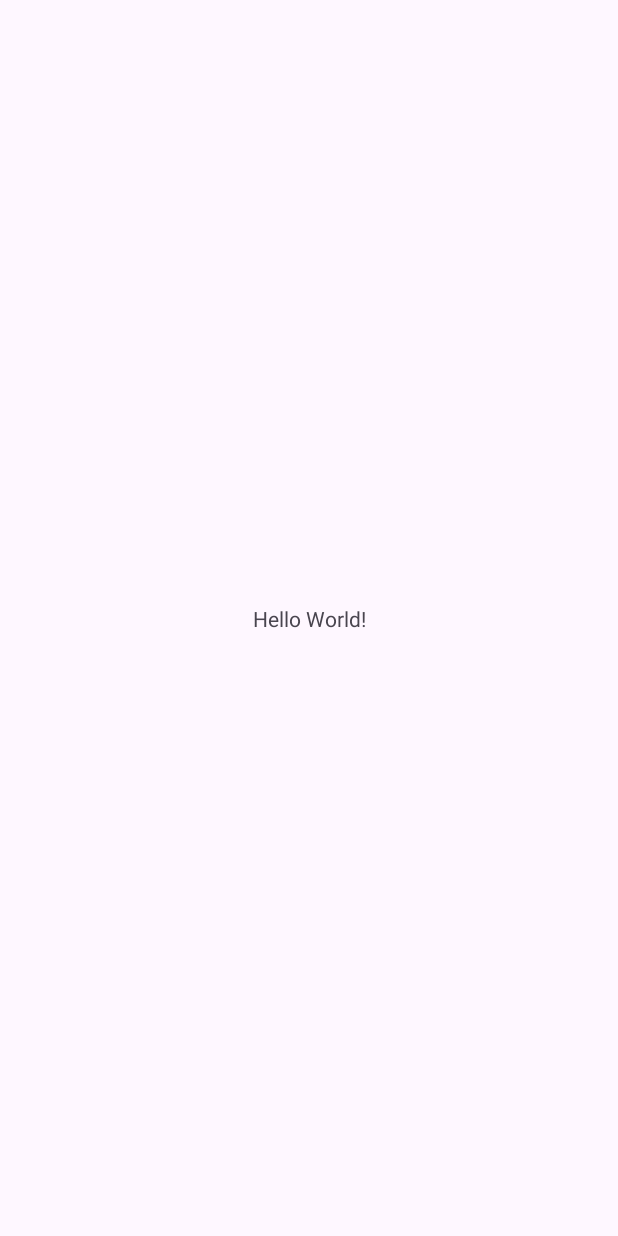
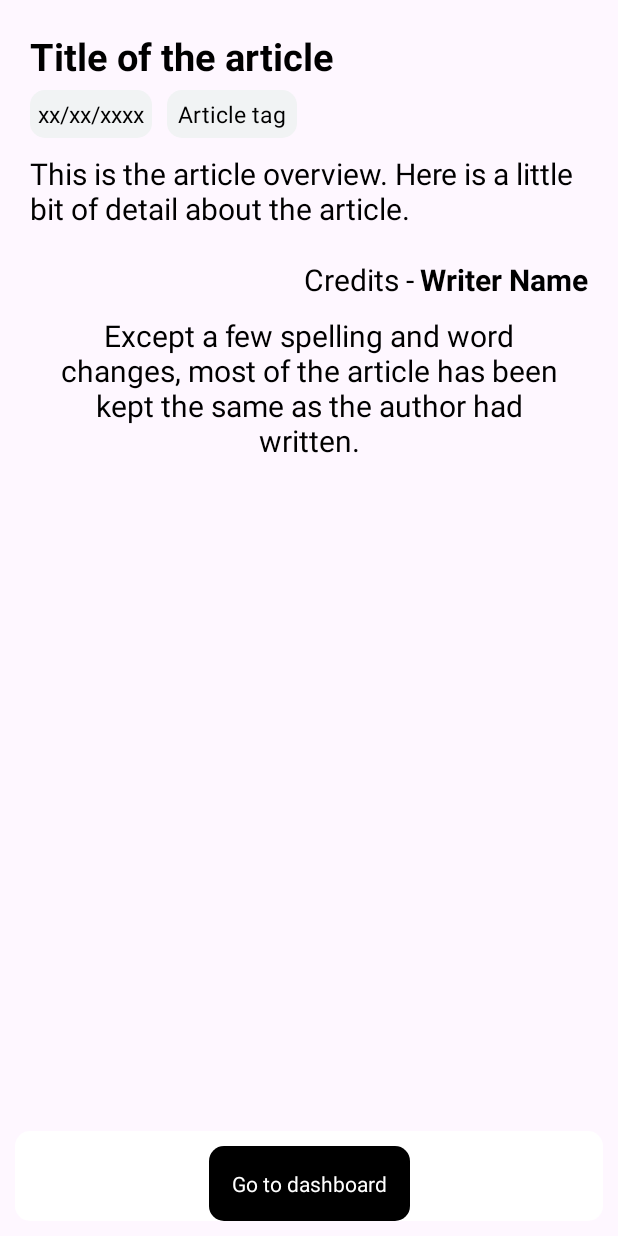
Before and after one commit to Sayantan-Bera/AmaderChuti, an Android app: the MainActivity screen opened directly, with no data from a screen before it, on a phone screen of 412 x 824 dp. Before the commit the screen is almost empty. Run offline under Robolectric (Android 15) with nearby library versions, the phone set to English and light mode, and no system bars.

Commit message:
Article preview page UI finished

```diff
--- a/app/src/main/java/com/example/amaderchuti/activities/MainActivity.java
+++ b/app/src/main/java/com/example/amaderchuti/activities/MainActivity.java
@@ -11,7 +11,7 @@ public class MainActivity extends AppCompatActivity {
     @Override
     protected void onCreate(Bundle savedInstanceState) {
         super.onCreate(savedInstanceState);
-        setContentView(R.layout.activity_main);
+        setContentView(R.layout.article_preview_page);
     }
 }
 
--- a/app/src/main/res/layout/article_preview_page.xml
+++ b/app/src/main/res/layout/article_preview_page.xml
@@ -5,16 +5,70 @@
     android:layout_height="match_parent"
     android:padding="10dp">
 
+    <ScrollView
+        android:id="@+id/article_list"
+        android:layout_width="match_parent"
+        android:layout_height="0dp"
+        app:layout_constraintBottom_toTopOf="@+id/dashboard_button_background"
+        app:layout_constraintStart_toStartOf="parent"
+        app:layout_constraintTop_toTopOf="parent">
+
+        <androidx.constraintlayout.widget.ConstraintLayout
+            android:layout_width="match_parent"
+            android:layout_height="match_parent"
+            android:paddingHorizontal="10dp"
+            android:paddingTop="10dp">
+
+            <androidx.constraintlayout.widget.ConstraintLayout
+                android:id="@+id/title_parent"
+                android:layout_width="match_parent"
+                android:layout_height="wrap_content"
+                app:layout_constraintEnd_toEndOf="parent"
+                app:layout_constraintStart_toStartOf="parent"
+                app:layout_constraintTop_toTopOf="parent">
+
                 <TextView
                     android:id="@+id/title"
                     android:layout_width="match_parent"
                     android:layout_height="wrap_content"
+                    android:paddingBottom="5dp"
                     android:text="Title of the article"
                     android:textColor="@color/black"
                     android:textSize="25dp"
                     android:textStyle="bold"
                     app:layout_constraintStart_toStartOf="parent"
                     app:layout_constraintTop_toTopOf="parent" />
+
+                <TextView
+                    android:id="@+id/article_publish_date"
+                    android:layout_width="wrap_content"
+                    android:layout_height="wrap_content"
+                    android:background="@drawable/sq_c10"
+                    android:backgroundTint="@color/light_grey"
+                    android:padding="5dp"
+                    android:paddingHorizontal="7dp"
+                    android:text="xx/xx/xxxx"
+                    android:textColor="@color/black"
+                    android:textSize="15dp"
+                    app:layout_constraintStart_toStartOf="parent"
+                    app:layout_constraintTop_toBottomOf="@id/title" />
+
+                <TextView
+                    android:id="@+id/article_tag"
+                    android:layout_width="wrap_content"
+                    android:layout_height="wrap_content"
+                    android:layout_marginLeft="10dp"
+                    android:background="@drawable/sq_c10"
+                    android:backgroundTint="@color/light_grey"
+                    android:paddingHorizontal="7dp"
+                    android:paddingVertical="5dp"
+                    android:text="Article tag"
+                    android:textColor="@color/black"
+                    android:textSize="15dp"
+                    app:layout_constraintStart_toEndOf="@id/article_publish_date"
+                    app:layout_constraintTop_toBottomOf="@id/title" />
+
+            </androidx.constraintlayout.widget.ConstraintLayout>
 
             <TextView
                 android:id="@+id/overview"
@@ -25,46 +79,46 @@
                 android:textColor="@color/black"
                 android:textSize="20dp"
                 app:layout_constraintStart_toStartOf="parent"
-        app:layout_constraintTop_toBottomOf="@+id/title" />
+                app:layout_constraintTop_toBottomOf="@+id/title_parent" />
 
+            <!--            article item list-->
             <androidx.constraintlayout.widget.ConstraintLayout
-        android:id="@+id/article_list"
+                android:id="@+id/article_list_items"
                 android:layout_width="match_parent"
                 android:layout_height="wrap_content"
                 android:paddingTop="10dp"
-        app:layout_constraintBottom_toTopOf="@+id/credits_parent"
                 app:layout_constraintStart_toStartOf="parent"
                 app:layout_constraintTop_toBottomOf="@+id/overview">
 
-<!--        <ImageView-->
-<!--            android:id="@+id/imageView_1"-->
-<!--            android:layout_width="match_parent"-->
-<!--            android:layout_height="220dp"-->
-<!--            android:background="@drawable/sq_c10"-->
-<!--            android:backgroundTint="@color/light_grey"-->
-<!--            android:padding="5dp"-->
-<!--            app:layout_constraintStart_toStartOf="parent"-->
-<!--            app:layout_constraintTop_toTopOf="parent"-->
-<!--            app:srcCompat="@drawable/amaderchuti_logo" />-->
-
-<!--        <TextView-->
-<!--            android:id="@+id/textView_1"-->
-<!--            android:layout_width="match_parent"-->
-<!--            android:layout_height="wrap_content"-->
-<!--            android:layout_marginTop="10dp"-->
-<!--            android:text="This is the article overview. Here is a little bit of detail about the-->
-<!--        article. Lorem Ipsum has been the industry's standard dummy text ever since the 1500s."-->
-<!--            android:textColor="@color/black"-->
-<!--            android:textSize="20dp"-->
-<!--            app:layout_constraintStart_toStartOf="parent"-->
-<!--            app:layout_constraintTop_toBottomOf="@+id/imageView_1" />-->
-
                 <!--        NOTE:       -->
-<!--        Here within this container layout with id = 'article_list',-->
+                <!--        Here within this constraint layout with id = 'article_list_items'-->
                 <!--        the entire list of images and texts of an article-->
                 <!--        will show serially one after another.-->
 
                 <!--        Separate xml(s) have been made for image and text-->
+
+<!--                <ImageView-->
+<!--                    android:id="@+id/imageView_1"-->
+<!--                    android:layout_width="match_parent"-->
+<!--                    android:layout_height="220dp"-->
+<!--                    android:background="@drawable/sq_c10"-->
+<!--                    android:backgroundTint="@color/light_grey"-->
+<!--                    android:padding="5dp"-->
+<!--                    app:layout_constraintStart_toStartOf="parent"-->
+<!--                    app:layout_constraintTop_toTopOf="parent"-->
+<!--                    app:srcCompat="@drawable/amaderchuti_logo" />-->
+
+<!--                <TextView-->
+<!--                    android:id="@+id/textView_1"-->
+<!--                    android:layout_width="match_parent"-->
+<!--                    android:layout_height="wrap_content"-->
+<!--                    android:layout_marginTop="10dp"-->
+<!--                    android:text="This is the article overview. Here is a little bit of detail about the-->
+<!--                                    article. Lorem Ipsum has been the industry's standard dummy text ever since the 1500s."-->
+<!--                    android:textColor="@color/black"-->
+<!--                    android:textSize="20dp"-->
+<!--                    app:layout_constraintStart_toStartOf="parent"-->
+<!--                    app:layout_constraintTop_toBottomOf="@+id/imageView_1" />-->
 
             </androidx.constraintlayout.widget.ConstraintLayout>
 
@@ -74,7 +128,7 @@
                 android:layout_height="wrap_content"
                 android:layout_marginTop="10dp"
                 app:layout_constraintStart_toStartOf="parent"
-        app:layout_constraintTop_toBottomOf="@+id/article_list">
+                app:layout_constraintTop_toBottomOf="@+id/article_list_items">
 
                 <TextView
                     android:id="@+id/credits"
@@ -93,7 +147,7 @@
                     android:id="@+id/author_name"
                     android:layout_width="wrap_content"
                     android:layout_height="wrap_content"
-            android:text="Priyankar Sarkar"
+                    android:text="Writer Name"
                     android:textColor="@color/black"
                     android:textSize="20dp"
                     android:textStyle="bold"
@@ -108,7 +162,6 @@
                 android:layout_width="match_parent"
                 android:layout_height="wrap_content"
                 android:layout_margin="10dp"
-        android:paddingBottom="10dp"
                 android:text="Except a few spelling and word changes, most of the article has been kept the same as the author had written."
                 android:textAlignment="center"
                 android:textColor="@color/black"
@@ -116,19 +169,32 @@
                 app:layout_constraintStart_toStartOf="parent"
                 app:layout_constraintTop_toBottomOf="@+id/credits_parent" />
 
+        </androidx.constraintlayout.widget.ConstraintLayout>
+    </ScrollView>
+
+    <androidx.constraintlayout.widget.ConstraintLayout
+        android:id="@+id/dashboard_button_background"
+        android:layout_width="match_parent"
+        android:layout_height="wrap_content"
+        android:background="@drawable/sq_c10"
+        android:backgroundTint="@color/white"
+        android:paddingTop="10dp"
+        app:layout_constraintBottom_toBottomOf="parent"
+        app:layout_constraintEnd_toEndOf="parent"
+        app:layout_constraintStart_toStartOf="parent">
+
         <TextView
             android:id="@+id/go_to_dashboard"
             android:layout_width="wrap_content"
             android:layout_height="wrap_content"
             android:background="@drawable/sq_c10"
             android:padding="15dp"
-        android:text="Go to home"
+            android:text="Go to dashboard"
             android:textColor="@color/white"
             app:layout_constraintBottom_toBottomOf="parent"
             app:layout_constraintEnd_toEndOf="parent"
             app:layout_constraintStart_toStartOf="parent"
-        app:layout_constraintTop_toBottomOf="@+id/note"/>
-
-<!--    app:layout_constraintVertical_bias="1.0"-->
+            app:layout_constraintTop_toTopOf="parent" />
 
     </androidx.constraintlayout.widget.ConstraintLayout>
+</androidx.constraintlayout.widget.ConstraintLayout>
```
Lines whose indentation alone changed are shown as unchanged.
